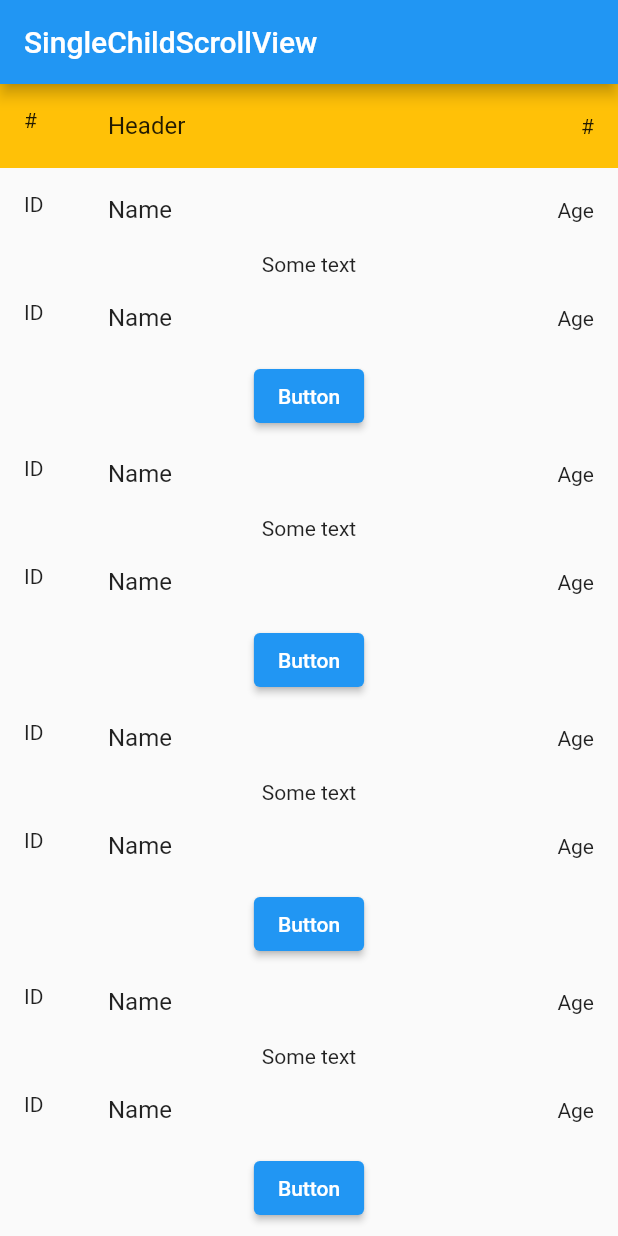
After one commit to flutterrausch/flutter_examples, a Flutter app: the SingleChildScrollViewPage screen opened directly, on a phone screen of 412 x 824 dp. The commit adds this screen. Run offline on Flutter 3.47's test engine with Material 2 defaults, Android fonts, the light colour scheme and no system bars; our stand-ins replace flutter_riverpod.

Commit message:
added SingleChildScrollViewPage

```diff
--- a/030__fixed_header_scroll/lib/main.dart
+++ b/030__fixed_header_scroll/lib/main.dart
@@ -1,5 +1,6 @@
 import 'package:flutter/material.dart';
 import 'package:fixed_header_scroll/listviewbuilder_screen.dart';
+import 'package:fixed_header_scroll/singlechildscrollview_screen.dart';
 
 const title = 'Fixed Header Scroll';
 
@@ -26,6 +27,7 @@ class MainScreen extends StatelessWidget {
         child: Column(
           children: [
             PageButton('ListViewBuilder', ListViewBuilderScreen(), context),
+            PageButton('SingleChildScrollView', SingleChildScrollViewPage(), context),
           ],
         ),
       ),
--- /dev/null
+++ b/030__fixed_header_scroll/lib/singlechildscrollview_screen.dart
@@ -0,0 +1,69 @@
+import 'package:flutter/material.dart';
+
+class SingleChildScrollViewPage extends StatelessWidget {
+
+  @override
+  Widget build(BuildContext context) {
+    return Scaffold(
+        appBar: AppBar(
+          title: const Text('SingleChildScrollView'),
+        ),
+        body:
+        Column(
+            children: [
+              /// fixed element
+              Container(
+                color: Colors.amber,
+                child: const ListTile(leading: Text('#'), title: Text('Header'), trailing: Text('#'),),
+              ),
+
+              /// all the following elements
+              Expanded(  // make it scrollable
+                child: SingleChildScrollView(
+                  child: Column(
+                    children: <Widget>[
+
+                      // any widget, not just ListTiles (ListViewBuilder)
+                      const ListTile(leading: Text('ID'), title: Text('Name'), trailing: Text('Age'),),
+                      const Text('Some text'),
+                      const ListTile(leading: Text('ID'), title: Text('Name'), trailing: Text('Age'),),
+                      ElevatedButton(onPressed: () {}, child: const Text('Button'),),
+                      const ListTile(leading: Text('ID'), title: Text('Name'), trailing: Text('Age'),),
+                      const Text('Some text'),
+                      const ListTile(leading: Text('ID'), title: Text('Name'), trailing: Text('Age'),),
+                      ElevatedButton(onPressed: () {}, child: const Text('Button'),),
+                      const ListTile(leading: Text('ID'), title: Text('Name'), trailing: Text('Age'),),
+                      const Text('Some text'),
+                      const ListTile(leading: Text('ID'), title: Text('Name'), trailing: Text('Age'),),
+                      ElevatedButton(onPressed: () {}, child: const Text('Button'),),
+                      const ListTile(leading: Text('ID'), title: Text('Name'), trailing: Text('Age'),),
+                      const Text('Some text'),
+                      const ListTile(leading: Text('ID'), title: Text('Name'), trailing: Text('Age'),),
+                      ElevatedButton(onPressed: () {}, child: const Text('Button'),),
+                      const ListTile(leading: Text('ID'), title: Text('Name'), trailing: Text('Age'),),
+                      const Text('Some text'),
+                      const ListTile(leading: Text('ID'), title: Text('Name'), trailing: Text('Age'),),
+                      ElevatedButton(onPressed: () {}, child: const Text('Button'),),
+                      const ListTile(leading: Text('ID'), title: Text('Name'), trailing: Text('Age'),),
+                      const Text('Some text'),
+                      const ListTile(leading: Text('ID'), title: Text('Name'), trailing: Text('Age'),),
+                      ElevatedButton(onPressed: () {}, child: const Text('Button'),),
+                      const ListTile(leading: Text('ID'), title: Text('Name'), trailing: Text('Age'),),
+                      const Text('Some text'),
+                      const ListTile(leading: Text('ID'), title: Text('Name'), trailing: Text('Age'),),
+                      ElevatedButton(onPressed: () {}, child: const Text('Button'),),
+                      const ListTile(leading: Text('ID'), title: Text('Name'), trailing: Text('Age'),),
+                      const Text('Some text'),
+                      const ListTile(leading: Text('ID'), title: Text('Name'), trailing: Text('Age'),),
+                      ElevatedButton(onPressed: () {}, child: const Text('Button'),),
+
+                    ],
+                  ),
+                ),
+              )
+            ]
+        )
+
+    );
+  }
+}
```
